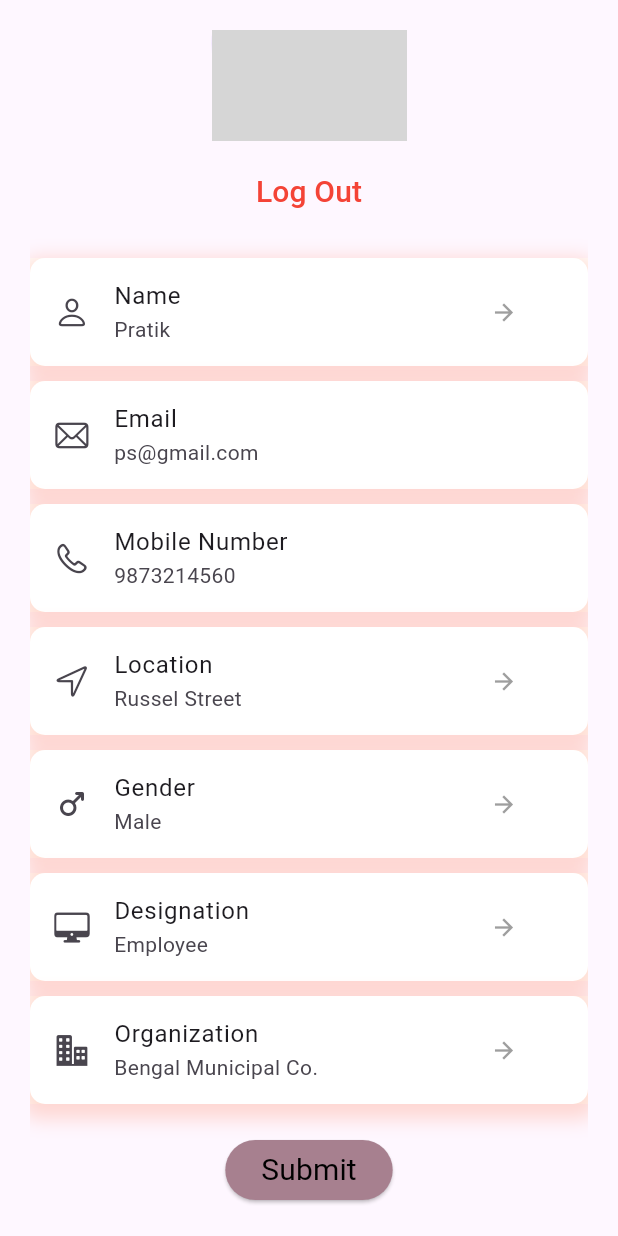
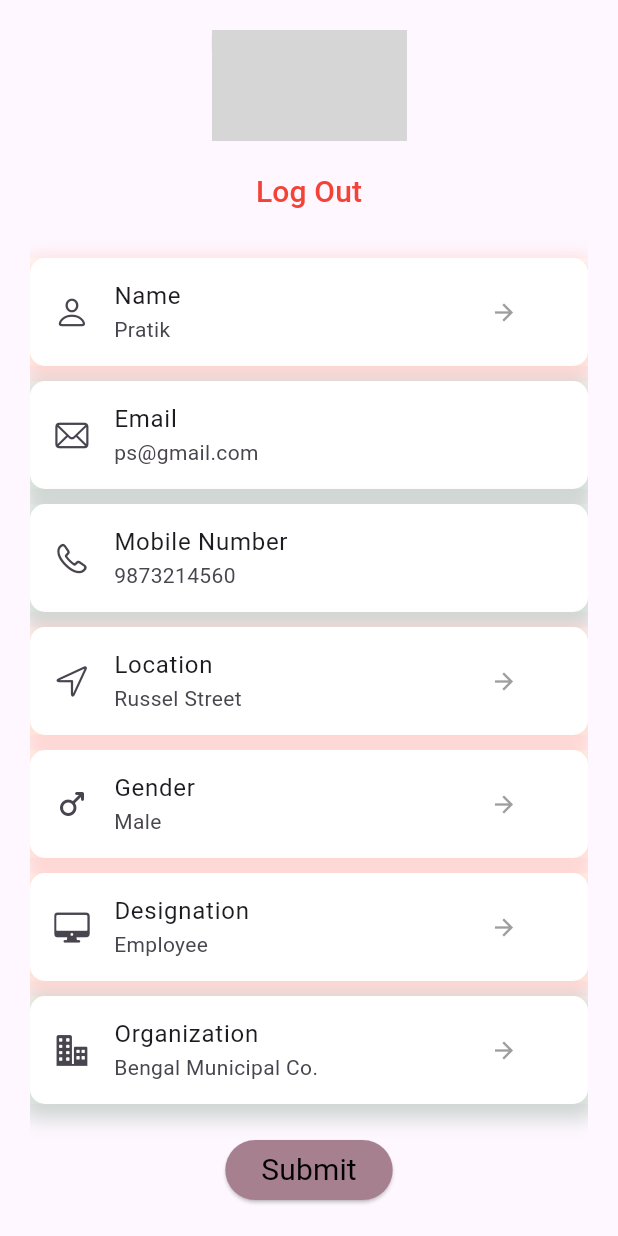
Before and after one commit to Ab2as/SwachhtaAdminWorker, a Flutter app: the EditProfileW screen opened directly, scrolled down 86 dp, on a phone screen of 412 x 824 dp. Run offline on Flutter 3.47's test engine with Material 3 defaults, Android fonts, the light colour scheme and no system bars; our stand-ins replace animated_text_kit, cloud_firestore, firebase_auth, firebase_core, firebase_storage, get and 4 more; missing offline and left inert: fluid_bottom_nav_bar; accounts and stored records are empty; network calls fail; grey boxes are pictures that could not be loaded.

Commit message:
colour change

```diff
--- a/lib/admin/screen/editProfileA.dart
+++ b/lib/admin/screen/editProfileA.dart
@@ -127,7 +127,7 @@ class _EditProfileA extends State<EditProfileA> {
                           builder: (context) => EditProfileAdmin()));
                     },
                     style: ElevatedButton.styleFrom(
-                        backgroundColor: Color.fromARGB(255, 167, 128, 143)),
+                        backgroundColor: Color.fromARGB(255, 75, 192, 108)),
                     child: const Text(
                       "Edit Profile",
                       style: TextStyle(
@@ -143,7 +143,7 @@ class _EditProfileA extends State<EditProfileA> {
                             builder: (context) => LoginScreen()));
                       },
                       style: ElevatedButton.styleFrom(
-                          backgroundColor: Color.fromARGB(255, 167, 128, 143)),
+                          backgroundColor: Color.fromARGB(255, 75, 192, 108)),
                       child: const Text(
                         "Logout",
                         style: TextStyle(
@@ -169,7 +169,7 @@ itemProfile(String title, String subtitle, IconData iconData) {
         boxShadow: [
           BoxShadow(
               offset: Offset(0, 5),
-              color: Colors.deepOrange.withOpacity(0.2),
+              color: Color.fromARGB(255, 21, 84, 35).withOpacity(0.2),
               spreadRadius: 5,
               blurRadius: 10)
         ]),
--- a/lib/admin/screen/editProfileAdmin.dart
+++ b/lib/admin/screen/editProfileAdmin.dart
@@ -65,7 +65,7 @@ class _EditProfileAdmin extends State<EditProfileAdmin> {
                       MaterialPageRoute(builder: (context) => EditProfileA()));
                 },
                 style: ElevatedButton.styleFrom(
-                    backgroundColor: Color.fromARGB(255, 167, 128, 143)),
+                    backgroundColor: Color.fromARGB(255, 75, 192, 108)),
                 child: Text('Save Changes'),
               ),
             ],
@@ -84,7 +84,7 @@ class _EditProfileAdmin extends State<EditProfileAdmin> {
           boxShadow: [
             BoxShadow(
                 offset: Offset(0, 5),
-                color: Colors.deepOrange.withOpacity(0.2),
+                color: Color.fromARGB(255, 21, 84, 35).withOpacity(0.2),
                 spreadRadius: 5,
                 blurRadius: 10)
           ]),
@@ -110,7 +110,7 @@ ItemProfile(String title, String subtitle, IconData iconData) {
         boxShadow: [
           BoxShadow(
               offset: Offset(0, 5),
-              color: Colors.deepOrange.withOpacity(0.2),
+              color: Color.fromARGB(255, 21, 84, 35).withOpacity(0.2),
               spreadRadius: 5,
               blurRadius: 10)
         ]),
--- a/lib/worker/screen/EditProfileW.dart
+++ b/lib/worker/screen/EditProfileW.dart
@@ -217,7 +217,8 @@ class _EditProfileW extends State<EditProfileW> {
                     boxShadow: [
                       BoxShadow(
                           offset: Offset(0, 5),
-                          color: Colors.deepOrange.withOpacity(0.2),
+                          color:
+                              Color.fromARGB(255, 21, 84, 35).withOpacity(0.2),
                           spreadRadius: 5,
                           blurRadius: 10)
                     ]),
@@ -337,7 +338,7 @@ itemProfile(String title, String subtitle, IconData iconData) {
         boxShadow: [
           BoxShadow(
               offset: Offset(0, 5),
-              color: Colors.deepOrange.withOpacity(0.2),
+              color: Color.fromARGB(255, 21, 84, 35).withOpacity(0.2),
               spreadRadius: 5,
               blurRadius: 10)
         ]),
--- a/lib/worker/screen/editProfileWor.dart
+++ b/lib/worker/screen/editProfileWor.dart
@@ -169,7 +169,7 @@ itemProfile(String title, String subtitle, IconData iconData) {
         boxShadow: [
           BoxShadow(
               offset: Offset(0, 5),
-              color: Colors.deepOrange.withOpacity(0.2),
+              color: Color.fromARGB(255, 21, 84, 35).withOpacity(0.2),
               spreadRadius: 5,
               blurRadius: 10)
         ]),
--- a/lib/worker/screen/editProfileWorker.dart
+++ b/lib/worker/screen/editProfileWorker.dart
@@ -83,7 +83,7 @@ class _EditProfileWorker extends State<EditProfileWorker> {
           boxShadow: [
             BoxShadow(
                 offset: Offset(0, 5),
-                color: Colors.deepOrange.withOpacity(0.2),
+                color: Color.fromARGB(255, 21, 84, 35).withOpacity(0.2),
                 spreadRadius: 5,
                 blurRadius: 10)
           ]),
@@ -109,7 +109,7 @@ ItemProfile(String title, String subtitle, IconData iconData) {
         boxShadow: [
           BoxShadow(
               offset: Offset(0, 5),
-              color: Colors.deepOrange.withOpacity(0.2),
+              color: Color.fromARGB(255, 21, 84, 35).withOpacity(0.2),
               spreadRadius: 5,
               blurRadius: 10)
         ]),
```
Also changed, not shown: lib/profile/update_profile_screen.dart (+29 -26 lines), pubspec.lock.
